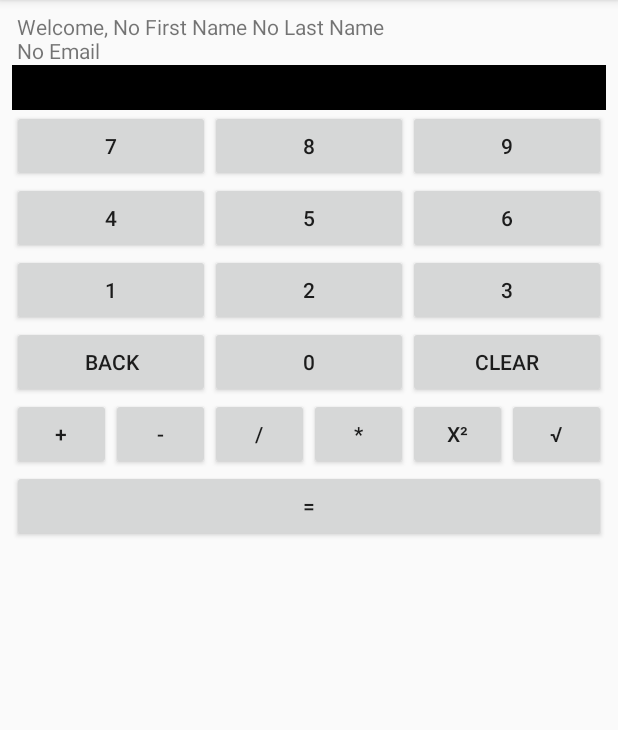
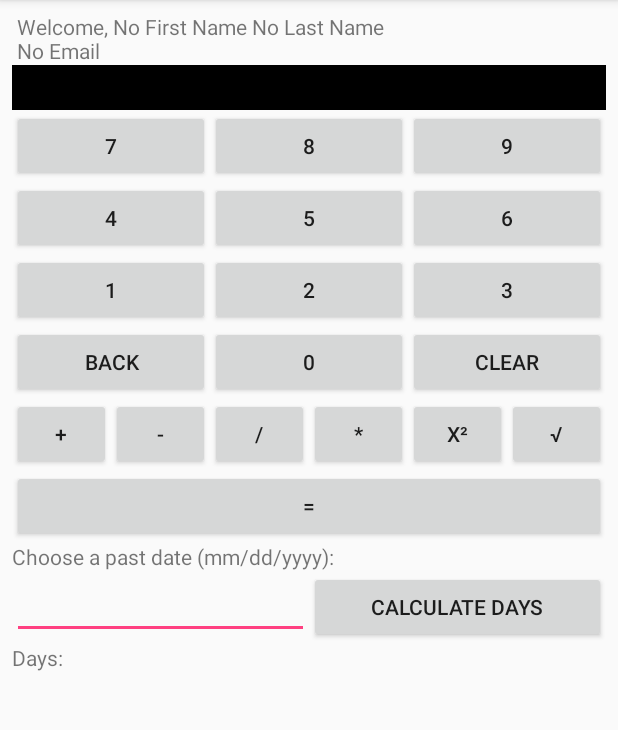
Before and after one commit to RyanFehr/CSCI-A290_Android_Development, an Android app: the CalculatorActivity screen opened directly, with no data from a screen before it, on a phone screen of 412 x 824 dp, the part 84-814 px from its top. Run offline under Robolectric (Android 15) with nearby library versions, the light colour scheme and no system bars.

Commit message:
Added date range finder functionality to calculator activity

```diff
--- a/Week-3/AndroidDevWeek3Assignment/app/src/main/res/layout/activity_calculator.xml
+++ b/Week-3/AndroidDevWeek3Assignment/app/src/main/res/layout/activity_calculator.xml
@@ -243,6 +243,57 @@
                 android:layout_weight="1" />
 
         </TableRow>
+
+        <TableRow
+            android:id="@+id/row8"
+            android:layout_width="match_parent"
+            android:layout_height="match_parent"
+            tools:layout_editor_absoluteX="8dp"
+            tools:layout_editor_absoluteY="8dp">
+
+            <TextView
+                android:id="@+id/dateTextView"
+                android:layout_width="wrap_content"
+                android:layout_height="wrap_content"
+                android:text="Choose a past date (mm/dd/yyyy):" />
+
+        </TableRow>
+
+        <TableRow
+            android:id="@+id/row9"
+            android:layout_width="match_parent"
+            android:layout_height="match_parent">
+
+            <EditText
+                android:id="@+id/dateEditText"
+                android:layout_width="0dp"
+                android:layout_height="wrap_content"
+                android:ems="10"
+                android:inputType="date"
+                tools:layout_editor_absoluteX="0dp"
+                tools:layout_editor_absoluteY="0dp"
+                android:layout_weight="1" />
+
+            <Button
+                android:id="@+id/dateButton"
+                android:layout_width="0dp"
+                android:layout_height="wrap_content"
+                android:layout_weight="1"
+                android:onClick="dateButtonOnClickEventListener"
+                android:text="Calculate Days" />
+        </TableRow>
+
+        <TableRow
+            android:id="@+id/row10"
+            android:layout_width="match_parent"
+            android:layout_height="match_parent">
+
+            <TextView
+                android:id="@+id/dayTextView"
+                android:layout_width="wrap_content"
+                android:layout_height="wrap_content"
+                android:text="Days:" />
+        </TableRow>
     </TableLayout>
 
 </android.support.constraint.ConstraintLayout>
```
Also changed, not shown: Week-3/AndroidDevWeek3Assignment/app/src/main/java/tech/ryanfehr/androiddevweek3assignment/CalculatorActivity.java (+45 -2 lines).
